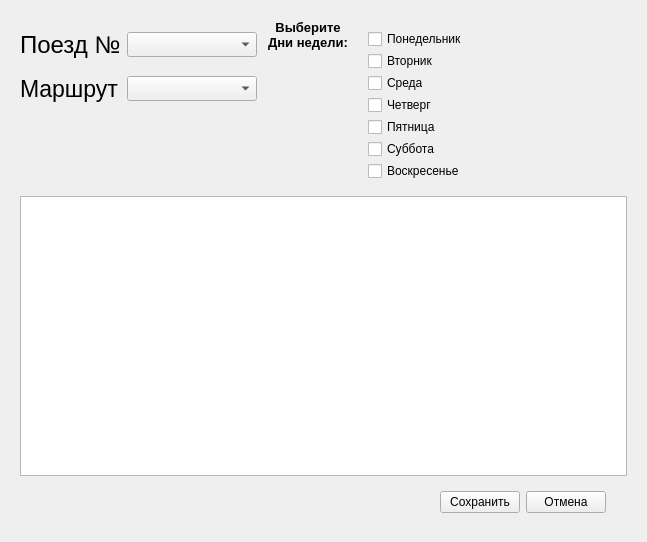
The window that editPassagesDialog.ui (Mihailus2000/sem08_BSBD_Kursach) describes before a commit, drawn with Qt 5.
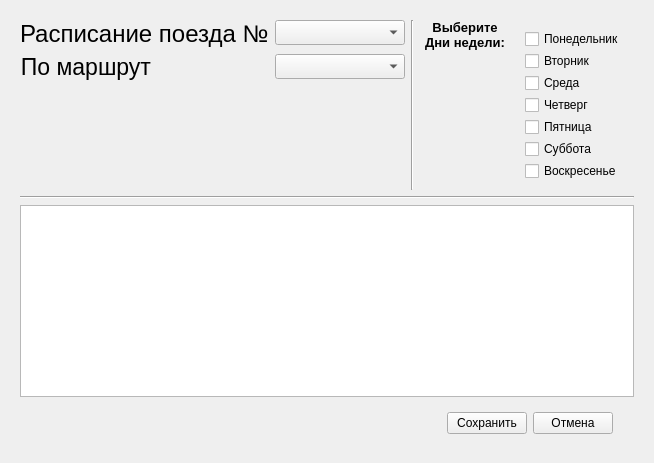
The same window after the commit.

Patch:
```diff
--- a/editPassagesDialog.ui
+++ b/editPassagesDialog.ui
@@ -6,8 +6,8 @@
    <rect>
     <x>0</x>
     <y>0</y>
-    <width>647</width>
-    <height>542</height>
+    <width>645</width>
+    <height>434</height>
    </rect>
   </property>
   <property name="windowTitle">
@@ -20,10 +20,8 @@
       <item>
        <layout class="QHBoxLayout" name="horizontalLayout">
         <item>
-         <layout class="QGridLayout" name="gridLayout_2">
+         <layout class="QFormLayout" name="formLayout">
           <item row="0" column="0">
-           <layout class="QHBoxLayout" name="horizontalLayout_7">
-            <item>
              <widget class="QLabel" name="label_2">
               <property name="sizePolicy">
                <sizepolicy hsizetype="Preferred" vsizetype="Maximum">
@@ -37,14 +35,14 @@
                </font>
               </property>
               <property name="text">
-               <string>Поезд №</string>
+             <string>Расписание поезда №</string>
               </property>
               <property name="alignment">
                <set>Qt::AlignLeading|Qt::AlignLeft|Qt::AlignTop</set>
               </property>
              </widget>
             </item>
-            <item>
+          <item row="0" column="1">
              <widget class="QComboBox" name="trains_comboBox">
               <property name="sizePolicy">
                <sizepolicy hsizetype="Preferred" vsizetype="Maximum">
@@ -60,11 +58,7 @@
               </property>
              </widget>
             </item>
-           </layout>
-          </item>
           <item row="1" column="0">
-           <layout class="QHBoxLayout" name="horizontalLayout_8">
-            <item>
              <widget class="QLabel" name="label_3">
               <property name="sizePolicy">
                <sizepolicy hsizetype="Preferred" vsizetype="Maximum">
@@ -78,14 +72,14 @@
                </font>
               </property>
               <property name="text">
-               <string>Маршрут</string>
+             <string>По маршрут</string>
               </property>
               <property name="alignment">
-               <set>Qt::AlignLeading|Qt::AlignLeft|Qt::AlignTop</set>
+             <set>Qt::AlignRight|Qt::AlignTop|Qt::AlignTrailing</set>
               </property>
              </widget>
             </item>
-            <item>
+          <item row="1" column="1">
              <widget class="QComboBox" name="routes_comboBox">
               <property name="sizePolicy">
                <sizepolicy hsizetype="Preferred" vsizetype="Maximum">
@@ -103,26 +97,15 @@
             </item>
            </layout>
           </item>
-          <item row="2" column="0">
-           <spacer name="verticalSpacer">
-            <property name="orientation">
-             <enum>Qt::Vertical</enum>
-            </property>
-            <property name="sizeType">
-             <enum>QSizePolicy::Fixed</enum>
-            </property>
-            <property name="sizeHint" stdset="0">
-             <size>
-              <width>20</width>
-              <height>76</height>
-             </size>
-            </property>
-           </spacer>
-          </item>
-         </layout>
-        </item>
         <item>
          <layout class="QHBoxLayout" name="horizontalLayout_5">
+          <item>
+           <widget class="Line" name="line">
+            <property name="orientation">
+             <enum>Qt::Vertical</enum>
+            </property>
+           </widget>
+          </item>
           <item>
            <widget class="QLabel" name="label_10">
             <property name="sizePolicy">
@@ -155,6 +138,12 @@
           </item>
           <item>
            <widget class="QWidget" name="checkboxes_widget" native="true">
+            <property name="sizePolicy">
+             <sizepolicy hsizetype="Fixed" vsizetype="Preferred">
+              <horstretch>0</horstretch>
+              <verstretch>0</verstretch>
+             </sizepolicy>
+            </property>
             <layout class="QVBoxLayout" name="verticalLayout_4">
              <property name="spacing">
               <number>2</number>
@@ -228,6 +217,13 @@
         </item>
        </layout>
       </item>
+      <item>
+       <widget class="Line" name="line_2">
+        <property name="orientation">
+         <enum>Qt::Horizontal</enum>
+        </property>
+       </widget>
+      </item>
       <item>
        <widget class="QTableWidget" name="passage_stations_tbl">
         <property name="sizePolicy">
```
Lines whose indentation alone changed are shown as unchanged.
